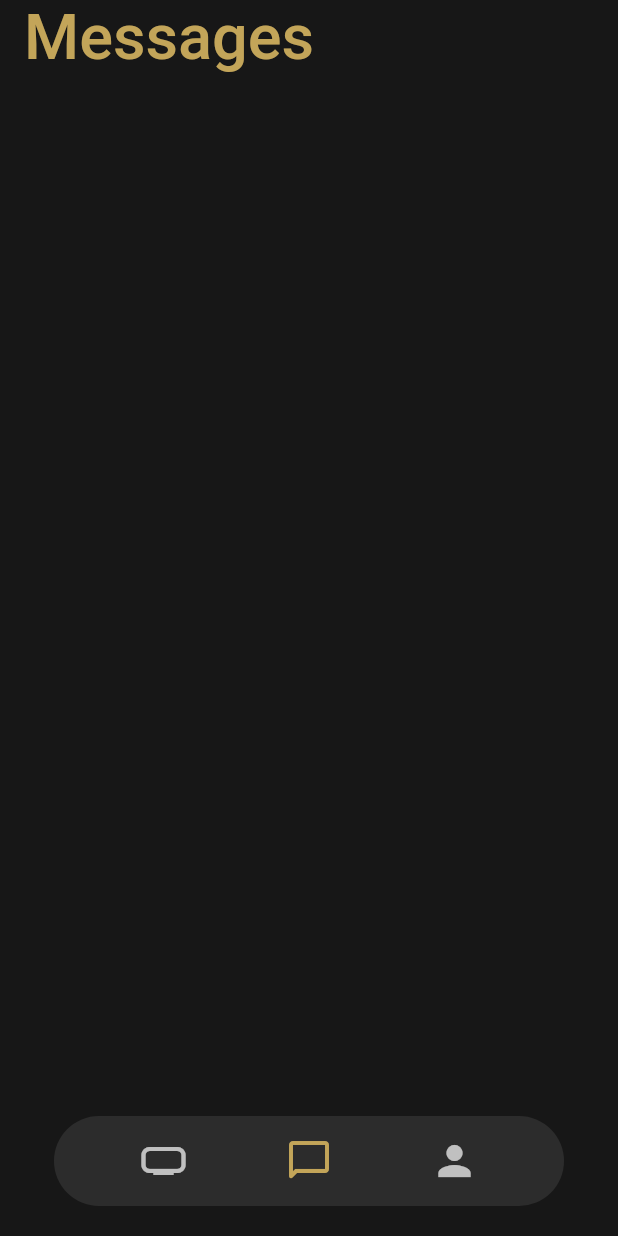
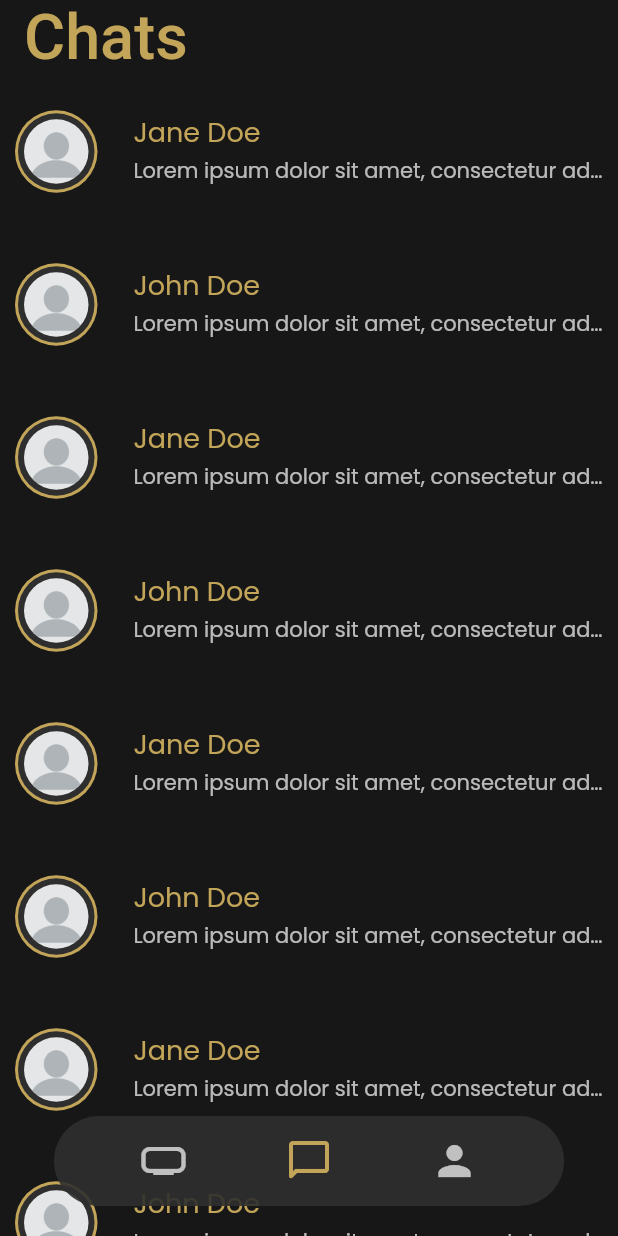
Before and after one commit to Drysen1/Flutter_Social_Network_UI_Concept, a Flutter app: the screen it shows after launch, after a tap on the "chat bubble outline" icon, on a phone screen of 412 x 824 dp. Run offline on Flutter 3.47's test engine with Material 2 defaults, Android fonts, the phone set to English and light mode, and no system bars; our stand-ins replace equatable, flutter_bloc, google_fonts.

Commit message:
Added ui and logic for chats screen.

```diff
--- /dev/null
+++ b/lib/blocs/conversations/conversations_bloc.dart
@@ -0,0 +1,27 @@
+import 'package:flutter_bloc/flutter_bloc.dart';
+import 'package:flutter_social_network_ui_concept/blocs/conversations/conversations_event.dart';
+import 'package:flutter_social_network_ui_concept/blocs/conversations/conversations_state.dart';
+import 'package:flutter_social_network_ui_concept/models/conversationModel.dart';
+import 'package:flutter_social_network_ui_concept/repository/conversationRepository.dart';
+
+class ConverationsBloc extends Bloc<ConversationEvent, ConversationsState>{
+  ConverationsBloc() : super(ConversationsInitialState());
+
+  @override
+  Stream<ConversationsState> mapEventToState(ConversationEvent event) async* {
+    if(event is LoadConversationEvent){
+      yield* _mapLoadConversationEventToState();
+    }
+  }
+
+  Stream<ConversationsState> _mapLoadConversationEventToState() async*{
+    yield ConversationsLoadingState();
+    var conversations = _getConversations();
+    yield ConversationsLoadedState(conversations);
+  }
+
+  List<ConversationModel> _getConversations(){
+    var conversationRepository = ConversationRepository();
+    return conversationRepository.getConversations();
+  }
+}
--- /dev/null
+++ b/lib/blocs/conversations/conversations_event.dart
@@ -0,0 +1,8 @@
+import 'package:equatable/equatable.dart';
+
+class ConversationEvent extends Equatable{
+  @override
+  List<Object?> get props => [];
+}
+
+class LoadConversationEvent extends ConversationEvent{}
--- /dev/null
+++ b/lib/blocs/conversations/conversations_state.dart
@@ -0,0 +1,16 @@
+import 'package:equatable/equatable.dart';
+import 'package:flutter_social_network_ui_concept/models/conversationModel.dart';
+
+class ConversationsState extends Equatable {
+  @override
+  List<Object?> get props => [];
+}
+
+class ConversationsInitialState extends ConversationsState{}
+
+class ConversationsLoadingState extends ConversationsState{}
+
+class ConversationsLoadedState extends ConversationsState{
+  final List<ConversationModel> conversations;
+  ConversationsLoadedState(this.conversations);
+}
--- /dev/null
+++ b/lib/enums/conversationStatus.dart
@@ -0,0 +1,4 @@
+enum ConversationStatus {
+  unread,
+  read
+}
--- /dev/null
+++ b/lib/models/conversationModel.dart
@@ -0,0 +1,12 @@
+import 'package:flutter_social_network_ui_concept/enums/conversationStatus.dart';
+
+class ConversationModel {
+  int id;
+  String username;
+  String profileImage;
+  String lastMessage;
+  DateTime lastMessageDate;
+  ConversationStatus status;
+
+  ConversationModel(this.id, this.username, this.profileImage, this.lastMessage, this.lastMessageDate, this.status);
+}
--- /dev/null
+++ b/lib/models/conversationReplyModel.dart
@@ -0,0 +1,10 @@
+class ConversationReplyModel {
+  int id;
+  int conversationId;
+  int userId;
+  String username;
+  String profileImage;
+  String message;
+
+  ConversationReplyModel(this.id, this.conversationId, this.userId, this.username, this.profileImage, this.message);
+}
--- /dev/null
+++ b/lib/repository/conversationRepository.dart
@@ -0,0 +1,56 @@
+import 'package:flutter_social_network_ui_concept/enums/conversationStatus.dart';
+import 'package:flutter_social_network_ui_concept/models/conversationModel.dart';
+import 'package:flutter_social_network_ui_concept/models/conversationReplyModel.dart';
+
+class ConversationRepository {
+  var _longMessageString = "Lorem ipsum dolor sit amet, consectetur adipiscing elit, sed do eiusmod tempor incididunt ut labore et dolore magna aliqua.";
+  var _shortMessageString = "Lorem ipsum dolor sit amet, consectetur adipiscing elit.";
+  var _profileImage = 'assets/images/profileImage.png';
+  var _janeDoe = "Jane Doe";
+  var _johnDoe = "John Doe";
+
+  List<ConversationModel> getConversations(){
+    List<ConversationModel> conversations = [];
+
+    for( var i = 0 ; i < 10; i++ ) {
+      var isUnread = false;
+
+      if(i % 7 == 0){
+        isUnread = true;
+      }
+
+      if(i % 2 == 0){
+        conversations.add(_createConversation(i, _janeDoe, isUnread));
+      } else {
+        conversations.add(_createConversation(i, _johnDoe, isUnread));
+      }
+    }
+
+    return conversations;
+  }
+
+  List<ConversationReplyModel> getConversationReplies(int conversationId){
+    List<ConversationReplyModel> replies = [];
+
+    for( var i = 0 ; i < 20; i++ ) {
+      if(i % 2 == 0){
+        replies.add(_createReply(i, conversationId, 20, _janeDoe));
+      } else {
+        replies.add(_createReply(i, conversationId, 30, _johnDoe));
+      }
+    }
+
+    return replies;
+  }
+
+  ConversationModel _createConversation(int id, String username, bool isUnread){
+    var status = isUnread ? ConversationStatus.unread : ConversationStatus.read;
+
+    return ConversationModel(id, username, _profileImage, _longMessageString, DateTime.now().add(Duration(days: -id)), status);
+  }
+
+  ConversationReplyModel _createReply(int id, int conversationid, int userId, String username){
+    var message = id % 2 == 0 ? _longMessageString : _shortMessageString;
+    return ConversationReplyModel(id, conversationid, userId, username, _profileImage, message);
+  }
+}
--- a/lib/repository/profileRepository.dart
+++ b/lib/repository/profileRepository.dart
@@ -9,8 +9,10 @@ class ProfileRepository {
 
     for( var i = 0 ; i < 30; i++ ) {
       if(i % 2 == 0){
+        janeDoe.id = i;
         profiles.add(janeDoe);
       } else {
+        johnDoe.id = i;
         profiles.add(johnDoe);
       }
     }
--- a/lib/screens/messagesScreen.dart
+++ b/lib/screens/messagesScreen.dart
@@ -1,4 +1,10 @@
 import 'package:flutter/material.dart';
+import 'package:flutter_bloc/flutter_bloc.dart';
+import 'package:flutter_social_network_ui_concept/blocs/conversations/conversations_bloc.dart';
+import 'package:flutter_social_network_ui_concept/blocs/conversations/conversations_event.dart';
+import 'package:flutter_social_network_ui_concept/blocs/conversations/conversations_state.dart';
+import 'package:flutter_social_network_ui_concept/models/conversationModel.dart';
+import 'package:flutter_social_network_ui_concept/widgets/messages/conversationItem.dart';
 
 class MessagesScreen extends StatefulWidget {
   const MessagesScreen({ Key? key }) : super(key: key);
@@ -8,12 +14,45 @@ class MessagesScreen extends StatefulWidget {
 }
 
 class _MessagesScreenState extends State<MessagesScreen> {
+  late ConverationsBloc _converationsBloc;
+  late ScrollController _scrollController;
+
+  @override
+  void initState() {
+    _converationsBloc = BlocProvider.of<ConverationsBloc>(context);
+    _converationsBloc.add(LoadConversationEvent());
+    _scrollController = ScrollController();
+    super.initState();
+  }
   @override
   Widget build(BuildContext context) {
-    return SafeArea(
-      child: Container(
-        padding: EdgeInsets.all(20),
-      )
+    return Scrollbar(
+      controller: _scrollController,
+      isAlwaysShown: false,
+      showTrackOnHover: true,
+      child: _conversationsListView(),
     );
   }
+
+  Widget _conversationsListView(){
+    return BlocBuilder<ConverationsBloc, ConversationsState>(
+      buildWhen: (oldState, newState){
+        return newState is ConversationsLoadedState;
+      },
+      builder: (context, state){
+        List<ConversationModel> conversations = [];
+        if(state is ConversationsLoadedState){
+          conversations = state.conversations;
+        }
+        return ListView.builder(
+          itemCount: conversations.length,
+          itemBuilder: (context, index){
+            return ConversationItem(conversation: conversations[index]);
+          }
+        );
+      }
+    );
+  }
+
+
 }
--- a/lib/screens/tabScreen.dart
+++ b/lib/screens/tabScreen.dart
@@ -1,5 +1,6 @@
 import 'package:flutter/material.dart';
 import 'package:flutter_bloc/flutter_bloc.dart';
+import 'package:flutter_social_network_ui_concept/blocs/conversations/conversations_bloc.dart';
 import 'package:flutter_social_network_ui_concept/blocs/home/home_bloc.dart';
 import 'package:flutter_social_network_ui_concept/screens/homeScreen.dart';
 import 'package:flutter_social_network_ui_concept/screens/messagesScreen.dart';
@@ -30,7 +31,7 @@ class _TabScreenState extends State<TabScreen> {
     setState(() {
       switch(pageIndex){
         case 1:{
-          _pageTitle = "Messages";
+          _pageTitle = "Chats";
             break;
         }
         case 2:{
@@ -67,7 +68,8 @@ class _TabScreenState extends State<TabScreen> {
           create: (context) => HomeBloc(),
           child: HomeScreen()
         ),
-        MessagesScreen(),
+        BlocProvider(create: (context) => ConverationsBloc(),
+        child: MessagesScreen()),
         ProfileScreen()
       ],
       onPageChanged: (int pageIndex){
--- /dev/null
+++ b/lib/widgets/home/profileGridCard.dart
@@ -0,0 +1,131 @@
+import 'package:flutter/material.dart';
+import 'package:flutter_social_network_ui_concept/models/profileModel.dart';
+import 'package:flutter_social_network_ui_concept/widgets/profileImage.dart';
+import 'package:google_fonts/google_fonts.dart';
+
+class ProfileGridCard extends StatefulWidget {
+  final ProfileModel profile;
+  const ProfileGridCard({ Key? key, required this.profile }) : super(key: key);
+
+  @override
+  _ProfileGridCardState createState() => _ProfileGridCardState();
+}
+
+class _ProfileGridCardState extends State<ProfileGridCard> {
+  @override
+  Widget build(BuildContext context) {
+    return Card(
+      margin: EdgeInsets.all(7),
+      shape: RoundedRectangleBorder(
+        borderRadius: BorderRadius.circular(20),
+      ),
+      color: Color.fromARGB(255, 29, 29, 29),
+      child: _inkWell()
+    );
+  }
+
+  Widget _inkWell(){
+    return InkWell(
+      splashColor: Theme.of(context).primaryColor,
+      borderRadius: BorderRadius.circular(20),
+      child: Container(
+        padding: EdgeInsets.fromLTRB(16, 16, 8, 16),
+        child: _informationRow()
+      ),
+      onTap: (){}
+    );
+  }
+
+  Widget _informationRow(){
+    return Row(
+      crossAxisAlignment: CrossAxisAlignment.start,
+      children: [
+        ProfileImage(image: this.widget.profile.image),
+        SizedBox(width: 20,),
+        Expanded(
+          child: _informationColumn()
+        )
+      ],
+    );
+  }
+
+  Widget _informationColumn(){
+    return Column(
+      crossAxisAlignment: CrossAxisAlignment.start,
+      mainAxisAlignment: MainAxisAlignment.start,
+      children: [
+        _nameText(),
+        SizedBox(height: 5,),
+        _locationHolder(),
+        SizedBox(height: 5,),
+        _informationText(),
+        SizedBox(height: 5,),
+        _moreArrow()
+      ],
+    );
+  }
+
+  Widget _locationHolder(){
+    return Row(
+      children: [
+        Icon(
+          Icons.place,
+          size: 16,
+          color: Theme.of(context).primaryColor,
+        ),
+        Text(
+          this.widget.profile.location,
+          style: GoogleFonts.poppins(
+            color: Theme.of(context).primaryColor,
+            fontSize: 12
+          ),
+        ),
+      ],
+    );
+  }
+
+  Widget _moreArrow(){
+    return Row(
+      crossAxisAlignment: CrossAxisAlignment.center,
+      mainAxisAlignment: MainAxisAlignment.end,
+      children: [
+        Text(
+          "Read more",
+          style: GoogleFonts.poppins(
+            color: Theme.of(context).primaryColor,
+            fontSize: 16
+          ),
+        ),
+        Icon(
+          Icons.double_arrow_rounded,
+          size: 22,
+          color: Theme.of(context).primaryColor,
+        ),
+        SizedBox(width: 10,)
+      ],
+    );
+  }
+
+  Widget _nameText(){
+    return Text(
+      "${this.widget.profile.firstName} ${this.widget.profile.lastName}",
+      style: GoogleFonts.yesevaOne(
+        color: Theme.of(context).primaryColor,
+        fontSize: 20
+      )
+    );
+  }
+
+  Widget _informationText(){
+    return Expanded(
+      child: Text(
+        "${this.widget.profile.information}",
+        style: GoogleFonts.poppins(
+          color: Colors.white70,
+          fontSize: 14
+        ),
+        overflow: TextOverflow.fade,
+      )
+    );
+  }
+}
--- a/lib/widgets/home/profilesGridView.dart
+++ b/lib/widgets/home/profilesGridView.dart
@@ -3,8 +3,7 @@ import 'package:flutter_bloc/flutter_bloc.dart';
 import 'package:flutter_social_network_ui_concept/blocs/home/home_bloc.dart';
 import 'package:flutter_social_network_ui_concept/blocs/home/home_state.dart';
 import 'package:flutter_social_network_ui_concept/models/profileModel.dart';
-import 'package:flutter_social_network_ui_concept/widgets/profileImage.dart';
-import 'package:google_fonts/google_fonts.dart';
+import 'package:flutter_social_network_ui_concept/widgets/home/profileGridCard.dart';
 
 class ProfilesGridView extends StatefulWidget {
   final ScrollController scrollController;
@@ -35,104 +34,10 @@ class _ProfilesGridViewState extends State<ProfilesGridView> {
             childAspectRatio: 2/1,
             ),
           itemBuilder: (context, index){
-            return _profileCard(profiles[index]);
+            return ProfileGridCard(profile: profiles[index]);
           }
         );
       }
     );
   }
-
-  Widget _profileCard(ProfileModel profile){
-    return Card(
-      margin: EdgeInsets.all(7),
-      shape: RoundedRectangleBorder(
-        borderRadius: BorderRadius.circular(20),
-      ),
-      color: Color.fromARGB(255, 29, 29, 29),
-      child: _inkWell(profile)
-    );
-  }
-
-  Widget _inkWell(ProfileModel profile){
-    return InkWell(
-      splashColor: Theme.of(context).primaryColor,
-      borderRadius: BorderRadius.circular(20),
-      child: Container(
-        padding: EdgeInsets.fromLTRB(16, 16, 8, 16),
-        child: _informationRow(profile)
-      ),
-      onTap: (){}
-    );
-  }
-
-  Widget _informationRow(ProfileModel profile){
-    return Row(
-      crossAxisAlignment: CrossAxisAlignment.start,
-      children: [
-        ProfileImage(image: profile.image),
-        SizedBox(width: 20,),
-        Expanded(
-          child: _informationColumn(profile)
-        )
-      ],
-    );
-  }
-
-  Widget _informationColumn(ProfileModel profile){
-    return Column(
-      crossAxisAlignment: CrossAxisAlignment.start,
-      mainAxisAlignment: MainAxisAlignment.start,
-      children: [
-        _nameText(profile.firstName, profile.lastName),
-        _informationText(profile.information),
-        SizedBox(height: 5,),
-        _moreArrow()
-      ],
-    );
-  }
-
-  Widget _moreArrow(){
-    return Row(
-      crossAxisAlignment: CrossAxisAlignment.center,
-      mainAxisAlignment: MainAxisAlignment.end,
-      children: [
-        Text(
-          "Read more",
-          style: GoogleFonts.poppins(
-            color: Theme.of(context).primaryColor,
-            fontSize: 16
-          ),
-        ),
-        Icon(
-          Icons.double_arrow_rounded,
-          size: 22,
-          color: Theme.of(context).primaryColor,
-        ),
-        SizedBox(width: 10,)
-      ],
-    );
-  }
-
-  Widget _nameText(String firstName, String lastName){
-    return Text(
-      "$firstName $lastName",
-      style: GoogleFonts.yesevaOne(
-        color: Theme.of(context).primaryColor,
-        fontSize: 20
-      )
-    );
-  }
-
-  Widget _informationText(String text){
-    return Expanded(
-      child: Text(
-        "$text",
-        style: GoogleFonts.poppins(
-          color: Colors.white70,
-          fontSize: 14
-        ),
-        overflow: TextOverflow.fade,
-      )
-    );
-  }
 }
--- /dev/null
+++ b/lib/widgets/messages/conversationItem.dart
@@ -0,0 +1,64 @@
+import 'package:flutter/material.dart';
+import 'package:flutter_social_network_ui_concept/models/conversationModel.dart';
+import 'package:flutter_social_network_ui_concept/widgets/profileImage.dart';
+import 'package:google_fonts/google_fonts.dart';
+
+class ConversationItem extends StatefulWidget {
+  final ConversationModel conversation;
+  const ConversationItem({ Key? key, required this.conversation }) : super(key: key);
+
+  @override
+  _ConversationItemState createState() => _ConversationItemState();
+}
+
+class _ConversationItemState extends State<ConversationItem> {
+  @override
+  Widget build(BuildContext context) {
+    return ListTile(
+      dense: false,
+      contentPadding: EdgeInsets.fromLTRB(10, 15, 10, 15),
+      onTap: (){},
+      leading: Container(
+        width: 55,
+        height: 55,
+        child: ProfileImage(image: this.widget.conversation.profileImage),
+      ),
+      title: _nameText(),
+      subtitle: _messageText()
+    );
+  }
+
+  Widget _nameText(){
+    return Padding(
+      padding: EdgeInsets.fromLTRB(8, 2, 0, 1),
+      child: Text(
+        "${this.widget.conversation.username}",
+        style: GoogleFonts.poppins(
+          color: Theme.of(context).primaryColor,
+          fontSize: 18
+        )
+      ),
+    );
+  }
+
+  Widget _messageText(){
+    return Padding(
+      padding: EdgeInsets.fromLTRB(8, 1, 0, 4),
+      child: Row(
+        children: [
+          Flexible(
+            child: Text(
+              "${this.widget.conversation.lastMessage}",
+              style: GoogleFonts.poppins(
+                color: Colors.white70,
+                fontSize: 14
+              ),
+              maxLines: 1,
+              overflow: TextOverflow.ellipsis,
+            ),
+          ),
+        ],
+      ),
+    );
+  }
+}
```
